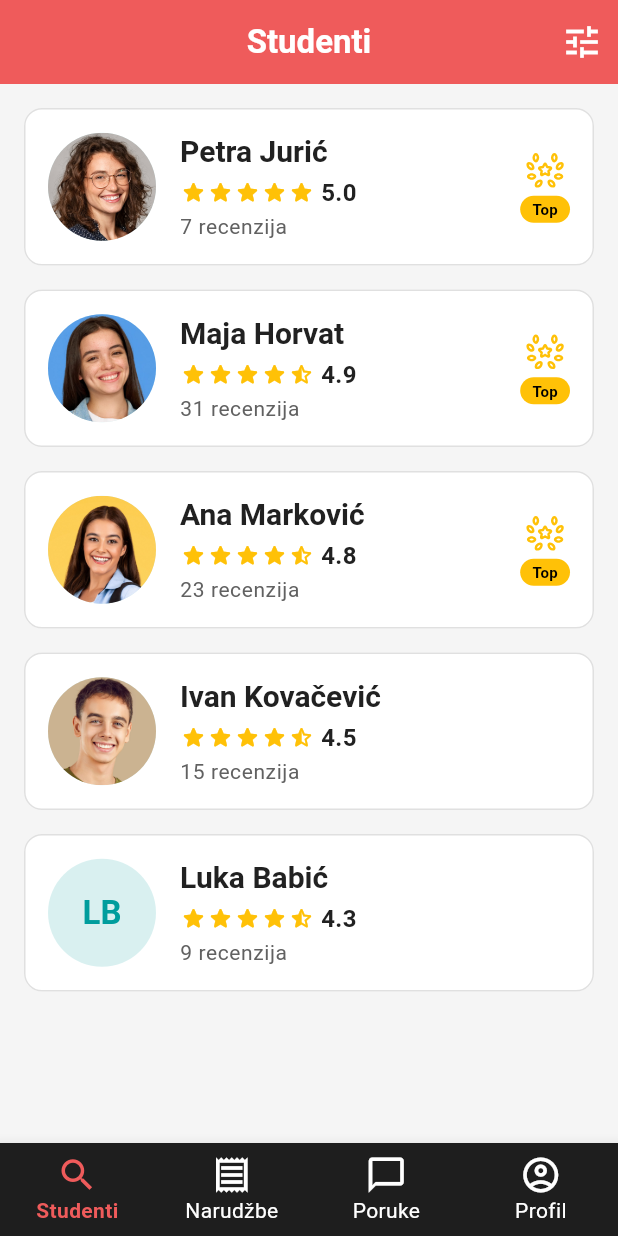
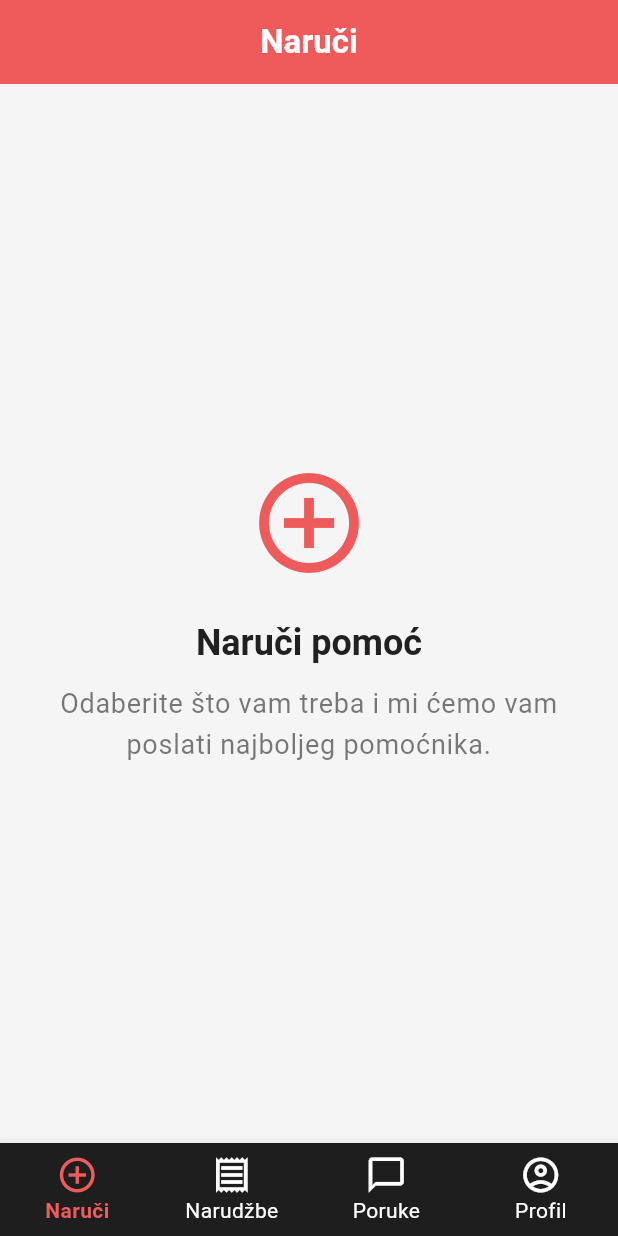
Before and after one commit to splivalo/helpi_seniors, a Flutter app: the screen it shows after launch, on a phone screen of 412 x 824 dp. Run offline on Flutter 3.47's test engine with Material 3 defaults, Android fonts, the light colour scheme and no system bars; our stand-ins replace flutter_svg.

Commit message:
refactor: pivot from marketplace to simplified order flow - archive marketplace to archive/marketplace-v1 branch, replace first tab with OrderScreen placeholder, update all docs (0 errors maintained)

```diff
--- a/lib/app/main_shell.dart
+++ b/lib/app/main_shell.dart
@@ -4,7 +4,7 @@ import 'package:flutter/services.dart';
 import 'package:helpi_senior/core/l10n/app_strings.dart';
 import 'package:helpi_senior/features/booking/presentation/orders_screen.dart';
 import 'package:helpi_senior/features/chat/presentation/chat_list_screen.dart';
-import 'package:helpi_senior/features/marketplace/presentation/marketplace_screen.dart';
+import 'package:helpi_senior/features/order/presentation/order_screen.dart';
 import 'package:helpi_senior/features/profile/presentation/profile_screen.dart';
 
 /// Glavni ekran s BottomNavigationBar — 4 taba.
@@ -19,7 +19,7 @@ class _MainShellState extends State<MainShell> {
   int _currentIndex = 0;
 
   final _screens = const <Widget>[
-    MarketplaceScreen(),
+    OrderScreen(),
     OrdersScreen(),
     ChatListScreen(),
     ProfileScreen(),
@@ -37,8 +37,8 @@ class _MainShellState extends State<MainShell> {
         },
         items: [
           BottomNavigationBarItem(
-            icon: const Icon(Icons.search, size: 28),
-            label: AppStrings.navStudents,
+            icon: const Icon(Icons.add_circle_outline, size: 28),
+            label: AppStrings.navOrder,
           ),
           BottomNavigationBarItem(
             icon: const Icon(Icons.receipt_outlined, size: 28),
--- a/lib/core/l10n/app_strings.dart
+++ b/lib/core/l10n/app_strings.dart
@@ -27,10 +27,15 @@ class AppStrings {
 
       // ── Navigacija ────────────────────────────
       'navHome': 'Pomoć',
+      'navOrder': 'Naruči',
       'navStudents': 'Studenti',
       'navOrders': 'Narudžbe',
       'navMessages': 'Poruke',
       'navProfile': 'Profil',
+
+      // ── Naruči ekran ─────────────────────────
+      'orderTitle': 'Naruči pomoć',
+      'orderSubtitle': 'Odaberite što vam treba i mi ćemo vam poslati najboljeg pomoćnika.',
 
       // ── Općenito ──────────────────────────────
       'loading': 'Učitavanje...',
@@ -218,10 +223,15 @@ class AppStrings {
 
       // ── Navigacija ────────────────────────────
       'navHome': 'Help',
+      'navOrder': 'Order',
       'navStudents': 'Students',
       'navOrders': 'Orders',
       'navMessages': 'Messages',
       'navProfile': 'Profile',
+
+      // ── Order screen ─────────────────────────
+      'orderTitle': 'Order help',
+      'orderSubtitle': 'Choose what you need and we will send you the best helper.',
 
       // ── Općenito ──────────────────────────────
       'loading': 'Loading...',
@@ -425,10 +435,15 @@ class AppStrings {
 
   // ── Navigacija ────────────────────────────────
   static String get navHome => _t('navHome');
+  static String get navOrder => _t('navOrder');
   static String get navStudents => _t('navStudents');
   static String get navOrders => _t('navOrders');
   static String get navMessages => _t('navMessages');
   static String get navProfile => _t('navProfile');
+
+  // ── Naruči ekran ──────────────────────────────
+  static String get orderTitle => _t('orderTitle');
+  static String get orderSubtitle => _t('orderSubtitle');
 
   // ── Općenito ──────────────────────────────────
   static String get loading => _t('loading');
--- /dev/null
+++ b/lib/features/order/presentation/order_screen.dart
@@ -0,0 +1,52 @@
+import 'package:flutter/material.dart';
+
+import 'package:helpi_senior/core/l10n/app_strings.dart';
+
+/// Naruči ekran — jednostavan flow za naručivanje pomoći.
+///
+/// Korisnik bira što mu treba, kada i koliko dugo.
+/// Admin naknadno dodjeljuje studenta.
+class OrderScreen extends StatelessWidget {
+  const OrderScreen({super.key});
+
+  @override
+  Widget build(BuildContext context) {
+    final theme = Theme.of(context);
+
+    return Scaffold(
+      appBar: AppBar(title: Text(AppStrings.navOrder)),
+      body: SafeArea(
+        top: false,
+        child: Center(
+          child: Padding(
+            padding: const EdgeInsets.all(32),
+            child: Column(
+              mainAxisSize: MainAxisSize.min,
+              children: [
+                Icon(
+                  Icons.add_circle_outline,
+                  size: 80,
+                  color: theme.colorScheme.primary,
+                ),
+                const SizedBox(height: 24),
+                Text(
+                  AppStrings.orderTitle,
+                  style: theme.textTheme.headlineMedium,
+                  textAlign: TextAlign.center,
+                ),
+                const SizedBox(height: 12),
+                Text(
+                  AppStrings.orderSubtitle,
+                  style: theme.textTheme.bodyLarge?.copyWith(
+                    color: theme.colorScheme.onSurface.withAlpha(153),
+                  ),
+                  textAlign: TextAlign.center,
+                ),
+              ],
+            ),
+          ),
+        ),
+      ),
+    );
+  }
+}
```
Also changed, not shown: 3 other files.
